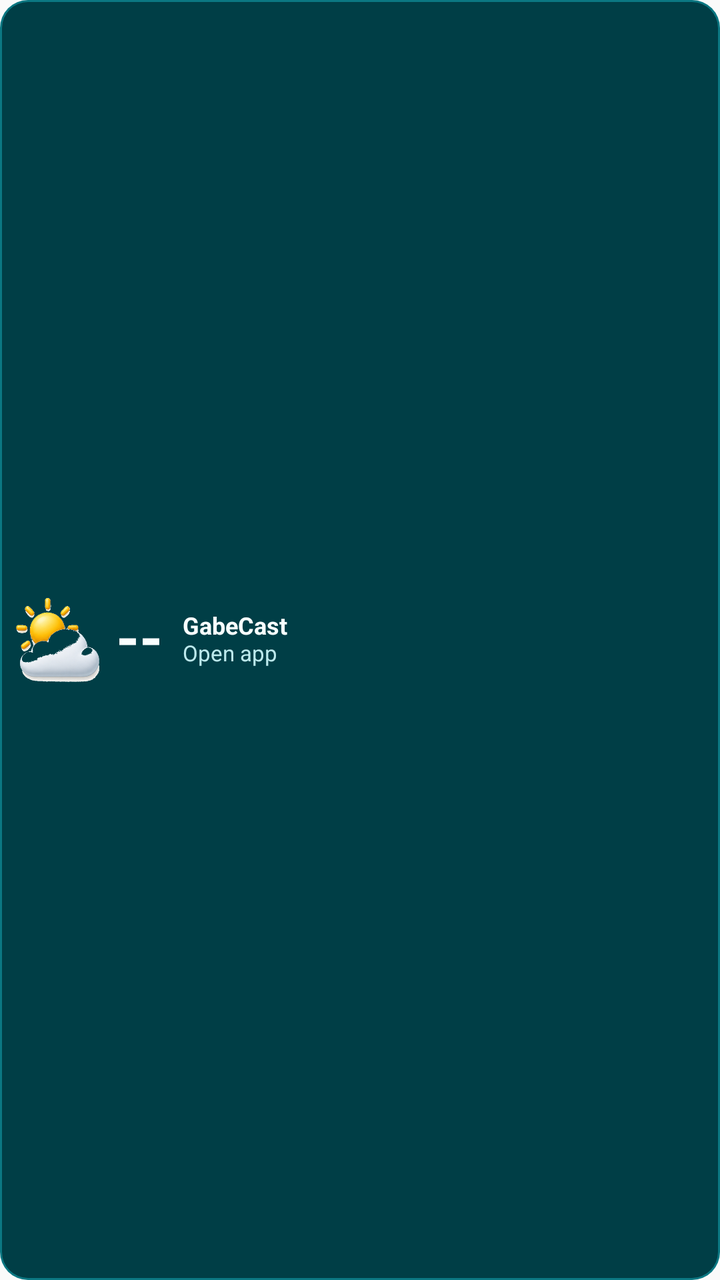
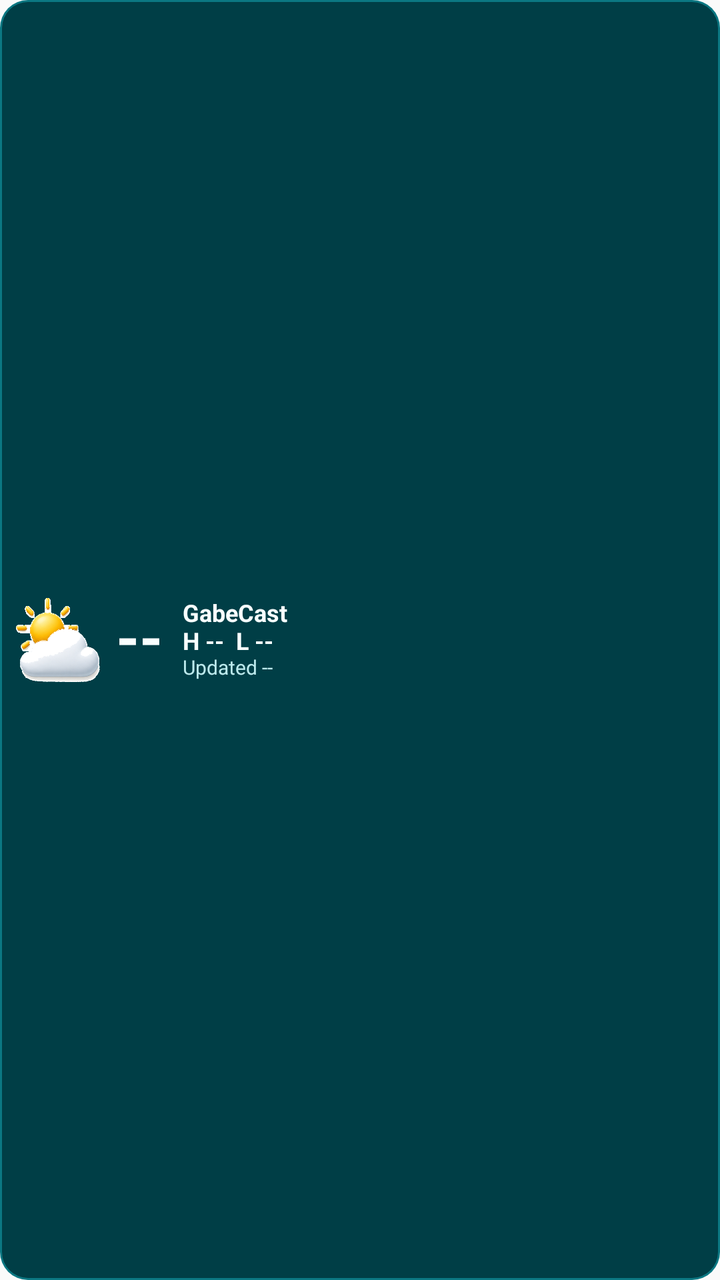

Two renders of the same Android screen: before a commit and after it. Below are the layout's source before the change and the commit's diff.
<!-- AndroidManifest.xml: application theme Theme.GabeCast -->
<!-- res/layout/widget_weather.xml -->
<?xml version="1.0" encoding="utf-8"?>
<LinearLayout xmlns:android="http://schemas.android.com/apk/res/android"
    android:id="@+id/widget_root"
    android:layout_width="match_parent"
    android:layout_height="match_parent"
    android:background="@drawable/widget_background"
    android:gravity="center_vertical"
    android:orientation="horizontal"
    android:padding="8dp">

    <ImageView
        android:id="@+id/widget_icon"
        android:layout_width="42dp"
        android:layout_height="42dp"
        android:contentDescription="Weather"
        android:scaleType="fitCenter"
        android:src="@drawable/ic_weather_partly_cloudy" />

    <TextView
        android:id="@+id/widget_temp"
        android:layout_width="wrap_content"
        android:layout_height="wrap_content"
        android:layout_marginStart="8dp"
        android:includeFontPadding="false"
        android:text="--"
        android:textColor="#F8FFFF"
        android:textSize="30sp"
        android:textStyle="bold" />

    <LinearLayout
        android:layout_width="0dp"
        android:layout_height="wrap_content"
        android:layout_marginStart="10dp"
        android:layout_weight="1"
        android:gravity="center_vertical"
        android:orientation="vertical">

        <TextView
            android:id="@+id/widget_location"
            android:layout_width="match_parent"
            android:layout_height="wrap_content"
            android:ellipsize="end"
            android:includeFontPadding="false"
            android:maxLines="1"
            android:text="GabeCast"
            android:textColor="#F8FFFF"
            android:textSize="12sp"
            android:textStyle="bold" />

        <TextView
            android:id="@+id/widget_condition"
            android:layout_width="match_parent"
            android:layout_height="wrap_content"
            android:ellipsize="end"
            android:includeFontPadding="false"
            android:maxLines="1"
            android:text="Open app"
            android:textColor="#BCE9EC"
            android:textSize="11sp" />
    </LinearLayout>
</LinearLayout>
<!-- resources referenced by this layout -->
<resources>
  <!-- drawable ic_weather_partly_cloudy: png bitmap (drawable-nodpi, 65106 bytes) -->
  <!-- drawable widget_background (drawable) -->
  <?xml version="1.0" encoding="utf-8"?>
  <layer-list xmlns:android="http://schemas.android.com/apk/res/android">
      <item>
          <shape>
              <solid android:color="#0B7782" />
              <corners android:radius="14dp" />
          </shape>
      </item>
      <item
          android:bottom="1dp"
          android:left="1dp"
          android:right="1dp"
          android:top="1dp">
          <shape>
              <solid android:color="#003E46" />
              <corners android:radius="13dp" />
          </shape>
      </item>
  </layer-list>
  <style name="Theme.GabeCast" parent="android:style/Theme.Material.Light.NoActionBar">
          <item name="android:windowActionBar">false</item>
          <item name="android:windowNoTitle">true</item>
          <item name="android:windowLightStatusBar">true</item>
          <item name="android:statusBarColor">@android:color/transparent</item>
          <item name="android:navigationBarColor">@android:color/transparent</item>
      </style>
</resources>

<!-- the commit's change to res/layout/widget_weather.xml (unified diff, before → after) -->
@@ -48,14 +48,26 @@
             android:textStyle="bold" />
 
         <TextView
-            android:id="@+id/widget_condition"
+            android:id="@+id/widget_high_low"
             android:layout_width="match_parent"
             android:layout_height="wrap_content"
             android:ellipsize="end"
             android:includeFontPadding="false"
             android:maxLines="1"
-            android:text="Open app"
+            android:text="H --  L --"
+            android:textColor="#F8FFFF"
+            android:textSize="12sp"
+            android:textStyle="bold" />
+
+        <TextView
+            android:id="@+id/widget_updated"
+            android:layout_width="match_parent"
+            android:layout_height="wrap_content"
+            android:ellipsize="end"
+            android:includeFontPadding="false"
+            android:maxLines="1"
+            android:text="Updated --"
             android:textColor="#BCE9EC"
-            android:textSize="11sp" />
+            android:textSize="10sp" />
     </LinearLayout>
 </LinearLayout>
<!-- resource entries referenced after the edit -->
@@ -1,6 +1,6 @@
 <!-- resources referenced by this layout -->
 <resources>
-  <!-- drawable ic_weather_partly_cloudy: png bitmap (drawable-nodpi, 65106 bytes) -->
+  <!-- drawable ic_weather_partly_cloudy: png bitmap (drawable-nodpi, 61050 bytes) -->
   <!-- drawable widget_background (drawable) -->
   <?xml version="1.0" encoding="utf-8"?>
   <layer-list xmlns:android="http://schemas.android.com/apk/res/android">
